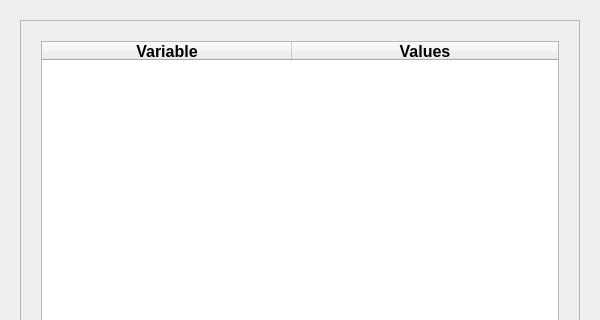
Noertri/manage-env, file src/manage_env/ui_files/main_form.ui: the form before one commit; both pictures show x 0 to 600 and y 0 to 320 of the 600 by 500 pixel window.
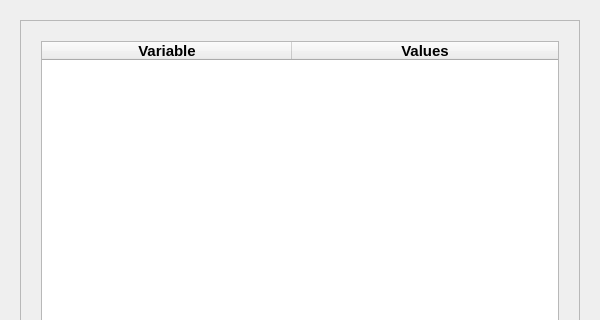
The form after the commit.

```diff
--- a/src/manage_env/ui_files/main_form.ui
+++ b/src/manage_env/ui_files/main_form.ui
@@ -534,7 +534,7 @@
        <widget class="QTableWidget" name="table">
         <property name="font">
          <font>
-          <pointsize>12</pointsize>
+          <pointsize>11</pointsize>
          </font>
         </property>
         <property name="editTriggers">
```
